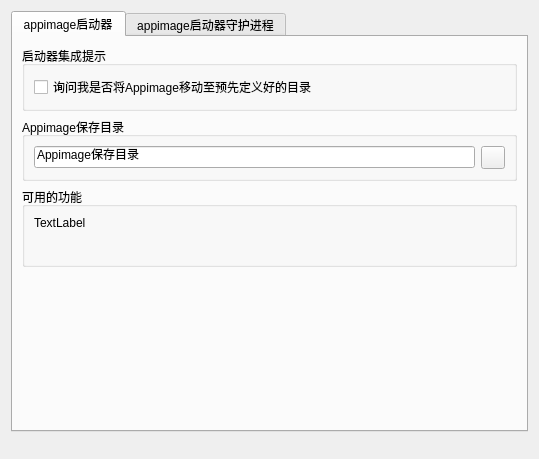
This is src/ui/settings_dialog.ui in linlinger/AppImageLauncher as Qt 5 draws it before an edit. The edited form follows.
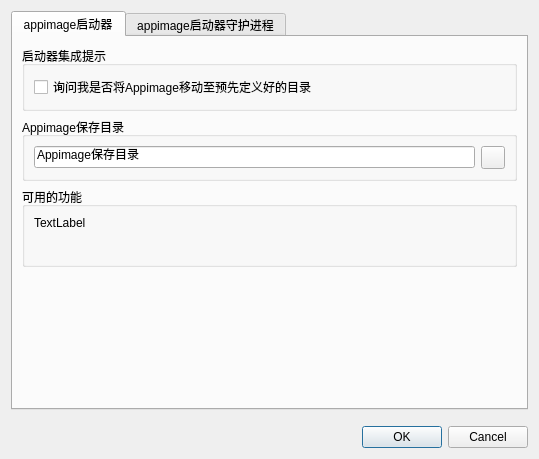
This is the edited form. Icons and pictures are not drawn.

What changed in the file:
```diff
--- a/src/ui/settings_dialog.ui
+++ b/src/ui/settings_dialog.ui
@@ -251,7 +251,7 @@
       <enum>Qt::Horizontal</enum>
      </property>
      <property name="standardButtons">
-      <set>QDialogButtonBox::Cancel|QDialogButtonBox::"Ok"</set>
+      <set>QDialogButtonBox::Cancel|QDialogButtonBox::Ok</set>
      </property>
     </widget>
    </item>
```
